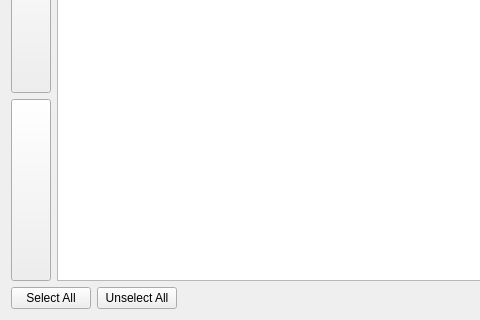
Before: the Qt Designer form ui/channels.ui in jlbrd/qmagneto, drawn with Qt 5; both pictures show x 0 to 480 and y 100 to 420 of the 797 by 420 pixel window.
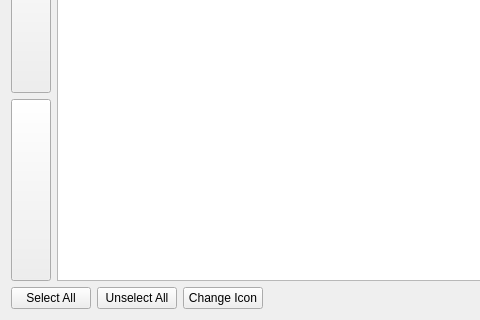
After: the same form once the commit is applied. Icons and pictures are not drawn.

Commit message: - Allow to change the channel icons (issue 34)

Diff of the .ui file:
```diff
--- a/ui/channels.ui
+++ b/ui/channels.ui
@@ -94,6 +94,13 @@
        </property>
       </widget>
      </item>
+     <item>
+      <widget class="QPushButton" name="changeIcon">
+       <property name="text">
+        <string>Change Icon</string>
+       </property>
+      </widget>
+     </item>
      <item>
       <spacer name="horizontalSpacer">
        <property name="orientation">
```
Left out of the diff: 8 changed lines with no effect on the pictures. The commit also changes 550 other files.
